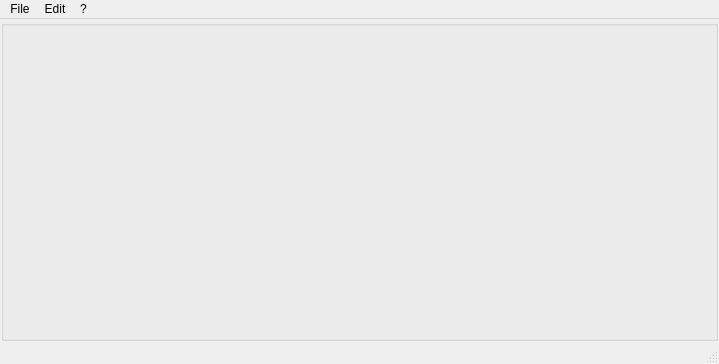
Before: the Qt Designer form queueUI/resources/mainwindow.ui in BCDA-APS/queueUI, drawn with Qt 5.
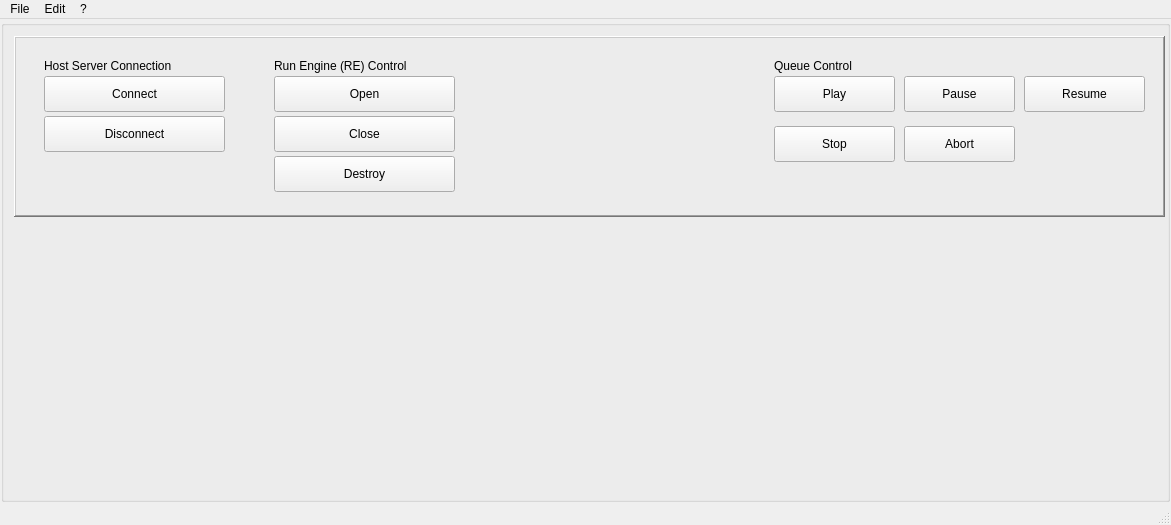
After: the same form once the commit is applied.

Commit message: Addition of buttion to mainwindow.ui. Relocation of file.

```diff
--- a/queueUI/resources/mainwindow.ui
+++ b/queueUI/resources/mainwindow.ui
@@ -6,8 +6,8 @@
    <rect>
     <x>0</x>
     <y>0</y>
-    <width>719</width>
-    <height>364</height>
+    <width>1171</width>
+    <height>525</height>
    </rect>
   </property>
   <property name="windowTitle">
@@ -53,6 +53,227 @@
          <property name="toolTip">
           <string extracomment="Select"/>
          </property>
+         <widget class="QFrame" name="frame">
+          <property name="geometry">
+           <rect>
+            <x>10</x>
+            <y>10</y>
+            <width>1151</width>
+            <height>181</height>
+           </rect>
+          </property>
+          <property name="frameShape">
+           <enum>QFrame::WinPanel</enum>
+          </property>
+          <property name="frameShadow">
+           <enum>QFrame::Raised</enum>
+          </property>
+          <property name="lineWidth">
+           <number>3</number>
+          </property>
+          <property name="midLineWidth">
+           <number>5</number>
+          </property>
+          <widget class="QFrame" name="hostServerConnection">
+           <property name="geometry">
+            <rect>
+             <x>20</x>
+             <y>10</y>
+             <width>201</width>
+             <height>151</height>
+            </rect>
+           </property>
+           <widget class="QPushButton" name="connectButton">
+            <property name="geometry">
+             <rect>
+              <x>10</x>
+              <y>30</y>
+              <width>181</width>
+              <height>36</height>
+             </rect>
+            </property>
+            <property name="text">
+             <string>Connect</string>
+            </property>
+           </widget>
+           <widget class="QPushButton" name="disconnectButton">
+            <property name="geometry">
+             <rect>
+              <x>10</x>
+              <y>70</y>
+              <width>181</width>
+              <height>36</height>
+             </rect>
+            </property>
+            <property name="text">
+             <string>Disconnect</string>
+            </property>
+           </widget>
+           <widget class="QLabel" name="hostServeConnectionLabel">
+            <property name="geometry">
+             <rect>
+              <x>10</x>
+              <y>10</y>
+              <width>171</width>
+              <height>19</height>
+             </rect>
+            </property>
+            <property name="text">
+             <string>Host Server Connection</string>
+            </property>
+           </widget>
+          </widget>
+          <widget class="QFrame" name="environmentControl">
+           <property name="geometry">
+            <rect>
+             <x>250</x>
+             <y>10</y>
+             <width>201</width>
+             <height>161</height>
+            </rect>
+           </property>
+           <widget class="QPushButton" name="runEngineOpenButton_3">
+            <property name="geometry">
+             <rect>
+              <x>10</x>
+              <y>30</y>
+              <width>181</width>
+              <height>36</height>
+             </rect>
+            </property>
+            <property name="text">
+             <string>Open</string>
+            </property>
+           </widget>
+           <widget class="QPushButton" name="runEngineCloseButton_3">
+            <property name="geometry">
+             <rect>
+              <x>10</x>
+              <y>70</y>
+              <width>181</width>
+              <height>36</height>
+             </rect>
+            </property>
+            <property name="text">
+             <string>Close</string>
+            </property>
+           </widget>
+           <widget class="QPushButton" name="runEngineDestroyButton_3">
+            <property name="geometry">
+             <rect>
+              <x>10</x>
+              <y>110</y>
+              <width>181</width>
+              <height>36</height>
+             </rect>
+            </property>
+            <property name="text">
+             <string>Destroy</string>
+            </property>
+           </widget>
+           <widget class="QLabel" name="runEngineControlLabel_3">
+            <property name="geometry">
+             <rect>
+              <x>10</x>
+              <y>10</y>
+              <width>181</width>
+              <height>19</height>
+             </rect>
+            </property>
+            <property name="text">
+             <string>Run Engine (RE) Control</string>
+            </property>
+           </widget>
+          </widget>
+          <widget class="QFrame" name="queueControl">
+           <property name="geometry">
+            <rect>
+             <x>750</x>
+             <y>10</y>
+             <width>391</width>
+             <height>161</height>
+            </rect>
+           </property>
+           <widget class="QLabel" name="queueControlLabel">
+            <property name="geometry">
+             <rect>
+              <x>10</x>
+              <y>10</y>
+              <width>141</width>
+              <height>19</height>
+             </rect>
+            </property>
+            <property name="text">
+             <string>Queue Control</string>
+            </property>
+           </widget>
+           <widget class="QPushButton" name="queuePlayButton">
+            <property name="geometry">
+             <rect>
+              <x>10</x>
+              <y>30</y>
+              <width>121</width>
+              <height>36</height>
+             </rect>
+            </property>
+            <property name="text">
+             <string>Play</string>
+            </property>
+           </widget>
+           <widget class="QPushButton" name="queueResumeButton">
+            <property name="geometry">
+             <rect>
+              <x>260</x>
+              <y>30</y>
+              <width>121</width>
+              <height>36</height>
+             </rect>
+            </property>
+            <property name="text">
+             <string>Resume</string>
+            </property>
+           </widget>
+           <widget class="QPushButton" name="queuePauseButton">
+            <property name="geometry">
+             <rect>
+              <x>140</x>
+              <y>30</y>
+              <width>111</width>
+              <height>36</height>
+             </rect>
+            </property>
+            <property name="text">
+             <string>Pause</string>
+            </property>
+           </widget>
+           <widget class="QPushButton" name="queueStopButton">
+            <property name="geometry">
+             <rect>
+              <x>10</x>
+              <y>80</y>
+              <width>121</width>
+              <height>36</height>
+             </rect>
+            </property>
+            <property name="text">
+             <string>Stop</string>
+            </property>
+           </widget>
+           <widget class="QPushButton" name="queueAbortButton">
+            <property name="geometry">
+             <rect>
+              <x>140</x>
+              <y>80</y>
+              <width>111</width>
+              <height>36</height>
+             </rect>
+            </property>
+            <property name="text">
+             <string>Abort</string>
+            </property>
+           </widget>
+          </widget>
+         </widget>
         </widget>
        </item>
       </layout>
@@ -65,7 +286,7 @@
     <rect>
      <x>0</x>
      <y>0</y>
-     <width>719</width>
+     <width>1171</width>
      <height>24</height>
     </rect>
    </property>
```
The commit also changes 2 other files.
